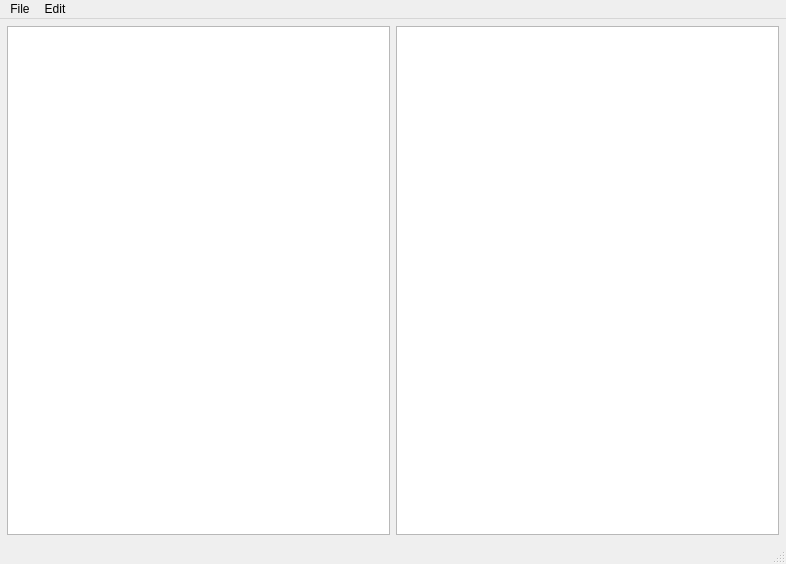
The window that cutscene/resources/mainwindow_view.ui (amanatron/CUT-SCENE) describes before a commit, drawn with Qt 5.
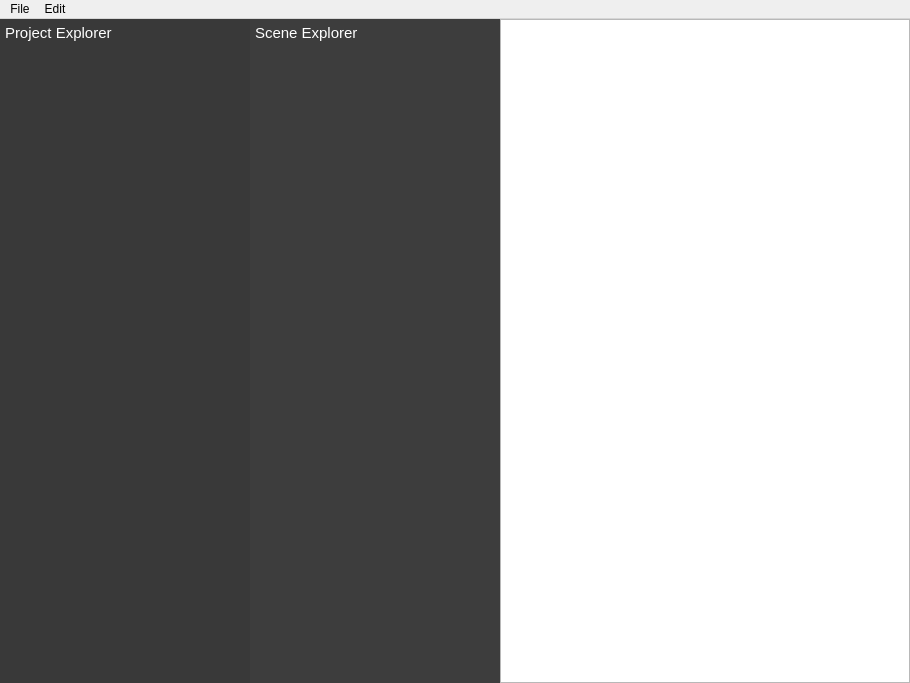
The same window after the commit.

```diff
--- a/cutscene/resources/mainwindow_view.ui
+++ b/cutscene/resources/mainwindow_view.ui
@@ -6,54 +6,203 @@
    <rect>
     <x>0</x>
     <y>0</y>
-    <width>786</width>
-    <height>564</height>
+    <width>910</width>
+    <height>683</height>
    </rect>
   </property>
   <property name="windowTitle">
    <string>CutScene</string>
   </property>
   <widget class="QWidget" name="centralwidget">
-   <layout class="QHBoxLayout" name="horizontalLayout">
+   <layout class="QGridLayout" name="gridLayout">
     <property name="leftMargin">
-     <number>7</number>
+     <number>0</number>
     </property>
     <property name="topMargin">
-     <number>7</number>
+     <number>0</number>
     </property>
     <property name="rightMargin">
-     <number>7</number>
+     <number>0</number>
     </property>
     <property name="bottomMargin">
-     <number>7</number>
+     <number>0</number>
     </property>
-    <item>
-     <widget class="QTreeView" name="levelsView">
-      <property name="editTriggers">
-       <set>QAbstractItemView::AnyKeyPressed</set>
+    <property name="spacing">
+     <number>0</number>
+    </property>
+    <item row="1" column="2">
+     <widget class="QListView" name="listView">
+      <property name="frameShadow">
+       <enum>QFrame::Plain</enum>
       </property>
-      <property name="dragEnabled">
-       <bool>true</bool>
+     </widget>
+    </item>
+    <item row="1" column="0">
+     <widget class="QWidget" name="widget" native="true">
+      <property name="minimumSize">
+       <size>
+        <width>250</width>
+        <height>0</height>
+       </size>
       </property>
-      <property name="indentation">
-       <number>25</number>
+      <property name="maximumSize">
+       <size>
+        <width>250</width>
+        <height>16777215</height>
+       </size>
       </property>
-      <attribute name="headerVisible">
-       <bool>false</bool>
-      </attribute>
+      <property name="styleSheet">
+       <string notr="true">background-color: rgb(57, 57, 57);</string>
+      </property>
+      <layout class="QVBoxLayout" name="verticalLayout">
+       <property name="spacing">
+        <number>5</number>
+       </property>
+       <property name="leftMargin">
+        <number>5</number>
+       </property>
+       <property name="topMargin">
+        <number>5</number>
+       </property>
+       <property name="rightMargin">
+        <number>5</number>
+       </property>
+       <property name="bottomMargin">
+        <number>5</number>
+       </property>
+       <item>
+        <widget class="QLabel" name="label">
+         <property name="font">
+          <font>
+           <pointsize>11</pointsize>
+          </font>
+         </property>
+         <property name="styleSheet">
+          <string notr="true">color: rgb(255, 255, 255);</string>
+         </property>
+         <property name="text">
+          <string>Project Explorer</string>
+         </property>
+        </widget>
+       </item>
+       <item>
+        <widget class="QTreeView" name="levelsView">
+         <property name="styleSheet">
+          <string notr="true">color: rgb(255, 255, 255);</string>
+         </property>
+         <property name="frameShape">
+          <enum>QFrame::NoFrame</enum>
+         </property>
+         <property name="frameShadow">
+          <enum>QFrame::Plain</enum>
+         </property>
+         <property name="lineWidth">
+          <number>1</number>
+         </property>
+         <property name="autoScrollMargin">
+          <number>16</number>
+         </property>
+         <property name="editTriggers">
+          <set>QAbstractItemView::AnyKeyPressed</set>
+         </property>
+         <property name="dragEnabled">
+          <bool>true</bool>
+         </property>
+         <property name="indentation">
+          <number>25</number>
+         </property>
+         <property name="animated">
+          <bool>true</bool>
+         </property>
+         <attribute name="headerVisible">
+          <bool>false</bool>
+         </attribute>
+        </widget>
+       </item>
+      </layout>
      </widget>
     </item>
-    <item>
-     <widget class="QTreeView" name="sceneView">
-      <property name="editTriggers">
-       <set>QAbstractItemView::AnyKeyPressed</set>
+    <item row="1" column="1">
+     <widget class="QWidget" name="widget_2" native="true">
+      <property name="minimumSize">
+       <size>
+        <width>250</width>
+        <height>0</height>
+       </size>
       </property>
-      <property name="dragEnabled">
-       <bool>true</bool>
+      <property name="maximumSize">
+       <size>
+        <width>250</width>
+        <height>16777215</height>
+       </size>
       </property>
-      <property name="headerHidden">
-       <bool>true</bool>
+      <property name="styleSheet">
+       <string notr="true">background-color: rgb(61, 61, 61);</string>
       </property>
+      <layout class="QVBoxLayout" name="verticalLayout_3">
+       <property name="spacing">
+        <number>5</number>
+       </property>
+       <property name="leftMargin">
+        <number>5</number>
+       </property>
+       <property name="topMargin">
+        <number>5</number>
+       </property>
+       <property name="rightMargin">
+        <number>5</number>
+       </property>
+       <property name="bottomMargin">
+        <number>5</number>
+       </property>
+       <item>
+        <widget class="QLabel" name="label_2">
+         <property name="font">
+          <font>
+           <family>MS Shell Dlg 2</family>
+           <pointsize>11</pointsize>
+          </font>
+         </property>
+         <property name="styleSheet">
+          <string notr="true">color: rgb(255, 255, 255);</string>
+         </property>
+         <property name="text">
+          <string>Scene Explorer</string>
+         </property>
+        </widget>
+       </item>
+       <item>
+        <widget class="QTreeView" name="sceneView">
+         <property name="cursor" stdset="0">
+          <cursorShape>ArrowCursor</cursorShape>
+         </property>
+         <property name="styleSheet">
+          <string notr="true">color: rgb(255, 255, 255);</string>
+         </property>
+         <property name="frameShape">
+          <enum>QFrame::NoFrame</enum>
+         </property>
+         <property name="frameShadow">
+          <enum>QFrame::Plain</enum>
+         </property>
+         <property name="lineWidth">
+          <number>1</number>
+         </property>
+         <property name="editTriggers">
+          <set>QAbstractItemView::AnyKeyPressed</set>
+         </property>
+         <property name="dragEnabled">
+          <bool>true</bool>
+         </property>
+         <property name="animated">
+          <bool>true</bool>
+         </property>
+         <property name="headerHidden">
+          <bool>true</bool>
+         </property>
+        </widget>
+       </item>
+      </layout>
      </widget>
     </item>
    </layout>
@@ -63,7 +212,7 @@
     <rect>
      <x>0</x>
      <y>0</y>
-     <width>786</width>
+     <width>910</width>
      <height>26</height>
     </rect>
    </property>
@@ -89,7 +238,6 @@
    <addaction name="menuFile"/>
    <addaction name="menuEdit"/>
   </widget>
-  <widget class="QStatusBar" name="statusbar"/>
   <action name="actionNew">
    <property name="text">
     <string>New</string>
```
